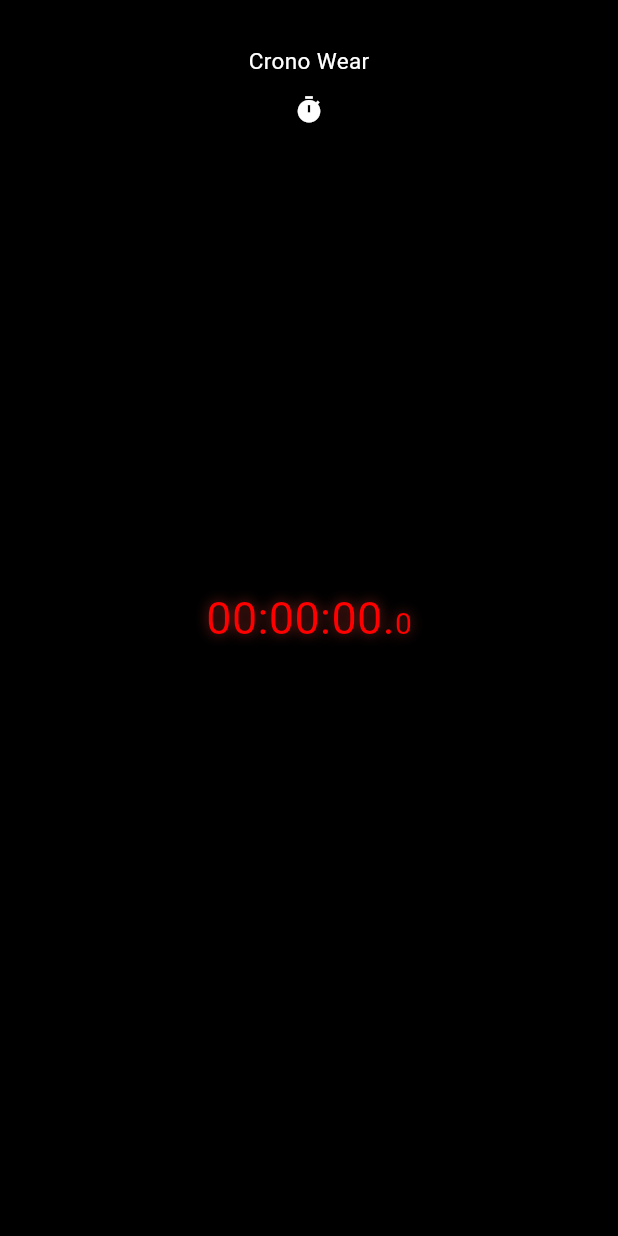
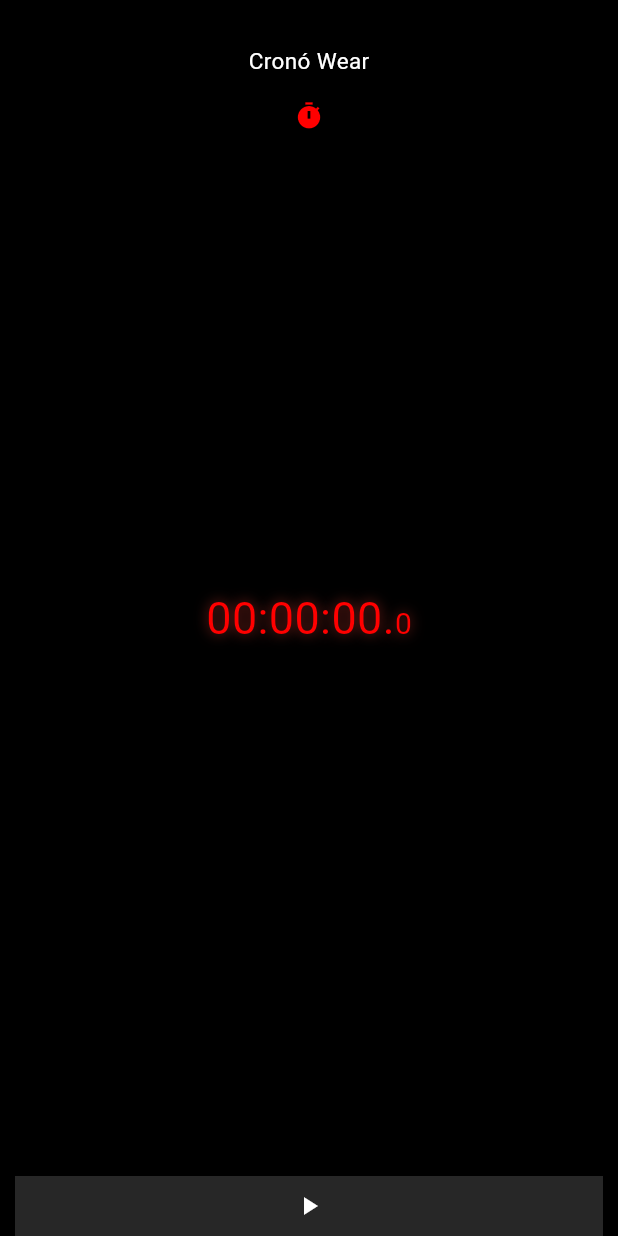
Before and after one commit to ChrisAlegria/Crono-Wear, a Flutter app: the screen it shows after launch, on a phone screen of 412 x 824 dp. Run offline on Flutter 3.47's test engine with Material 3 defaults, Android fonts, the phone set to English and light mode, and no system bars; missing offline and left inert: wear; Roboto replaces fonts that are missing (Digital).

Commit message:
Add: Message Icon Status

```diff
--- a/lib/main.dart
+++ b/lib/main.dart
@@ -79,17 +79,17 @@ class _TimerScreenState extends State<TimerScreen> {
                 child: Column(
                   children: [
                     Text(
-                      'Crono Wear',
+                      'Cronó Wear',
                       style: TextStyle(
                         color: Colors.white,
                         fontSize: 15.0,
                       ),
                     ),
                     SizedBox(
-                        height: 12), // Adjust this height to move the icon down
+                        height: 16), // Adjust this height to move the icon down
                     Icon(
                       Icons.timer,
-                      color: Colors.white,
+                      color: const Color.fromARGB(255, 255, 0, 0),
                       size: 20.0,
                     ),
                   ],
@@ -146,6 +146,27 @@ class _TimerScreenState extends State<TimerScreen> {
                   ),
                 ),
               ),
+              Positioned(
+                bottom: 0,
+                left: 10,
+                right: 10,
+                child: GestureDetector(
+                  onTap: _togglePlayPause,
+                  child: Container(
+                    padding: EdgeInsets.all(10.0),
+                    decoration: BoxDecoration(
+                      color: const Color.fromARGB(255, 39, 39, 39),
+                    ),
+                    child: Center(
+                      child: Icon(
+                        _isRunning ? Icons.pause : Icons.play_arrow,
+                        color: Colors.white,
+                        size: 20.0,
+                      ),
+                    ),
+                  ),
+                ),
+              ),
             ],
           ),
         ),
```
